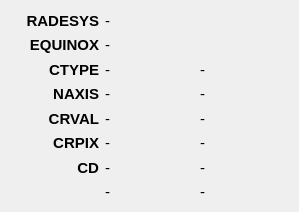
This is gui/CoordinatePanel.ui in kapadia/PinpointWCS as Qt 5 draws it before an edit. The edited form follows.
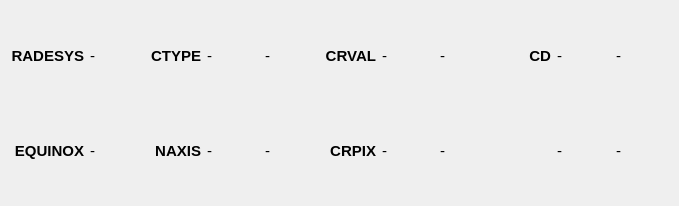
This is the edited form.

Commit message: Adjusted CoordinatePanel Designer file, and some related code.

Diff of the .ui file:
```diff
--- a/gui/CoordinatePanel.ui
+++ b/gui/CoordinatePanel.ui
@@ -6,8 +6,8 @@
    <rect>
     <x>0</x>
     <y>0</y>
-    <width>299</width>
-    <height>212</height>
+    <width>679</width>
+    <height>206</height>
    </rect>
   </property>
   <property name="font">
@@ -77,7 +77,37 @@
      </property>
     </widget>
    </item>
-   <item row="3" column="0">
+   <item row="0" column="2">
+    <widget class="QLabel" name="ctype">
+     <property name="font">
+      <font>
+       <weight>75</weight>
+       <bold>true</bold>
+      </font>
+     </property>
+     <property name="text">
+      <string>CTYPE</string>
+     </property>
+     <property name="alignment">
+      <set>Qt::AlignRight|Qt::AlignTrailing|Qt::AlignVCenter</set>
+     </property>
+    </widget>
+   </item>
+   <item row="0" column="3">
+    <widget class="QLabel" name="ctype1_input">
+     <property name="text">
+      <string>-</string>
+     </property>
+    </widget>
+   </item>
+   <item row="0" column="4">
+    <widget class="QLabel" name="ctype2_input">
+     <property name="text">
+      <string>-</string>
+     </property>
+    </widget>
+   </item>
+   <item row="1" column="2">
     <widget class="QLabel" name="naxis">
      <property name="font">
       <font>
@@ -93,14 +123,21 @@
      </property>
     </widget>
    </item>
-   <item row="3" column="1">
+   <item row="1" column="3">
     <widget class="QLabel" name="naxis1_input">
      <property name="text">
       <string>-</string>
      </property>
     </widget>
    </item>
-   <item row="4" column="0">
+   <item row="1" column="4">
+    <widget class="QLabel" name="naxis2_input">
+     <property name="text">
+      <string>-</string>
+     </property>
+    </widget>
+   </item>
+   <item row="0" column="5">
     <widget class="QLabel" name="crval">
      <property name="font">
       <font>
@@ -116,14 +153,21 @@
      </property>
     </widget>
    </item>
-   <item row="4" column="1">
+   <item row="0" column="6">
     <widget class="QLabel" name="crval1_input">
      <property name="text">
       <string>-</string>
      </property>
     </widget>
    </item>
-   <item row="5" column="0">
+   <item row="0" column="7">
+    <widget class="QLabel" name="crval2_input">
+     <property name="text">
+      <string>-</string>
+     </property>
+    </widget>
+   </item>
+   <item row="1" column="5">
     <widget class="QLabel" name="crpix">
      <property name="font">
       <font>
@@ -139,14 +183,21 @@
      </property>
     </widget>
    </item>
-   <item row="5" column="1">
+   <item row="1" column="6">
     <widget class="QLabel" name="crpix1_input">
      <property name="text">
       <string>-</string>
      </property>
     </widget>
    </item>
-   <item row="6" column="0">
+   <item row="1" column="7">
+    <widget class="QLabel" name="crpix2_input">
+     <property name="text">
+      <string>-</string>
+     </property>
+    </widget>
+   </item>
+   <item row="0" column="8">
     <widget class="QLabel" name="cd">
      <property name="font">
       <font>
@@ -162,85 +213,34 @@
      </property>
     </widget>
    </item>
-   <item row="6" column="1">
+   <item row="0" column="9">
     <widget class="QLabel" name="cd_11_input">
      <property name="text">
       <string>-</string>
      </property>
     </widget>
    </item>
-   <item row="7" column="1">
-    <widget class="QLabel" name="cd_21_input">
-     <property name="text">
-      <string>-</string>
-     </property>
-    </widget>
-   </item>
-   <item row="3" column="2">
-    <widget class="QLabel" name="naxis2_input">
-     <property name="text">
-      <string>-</string>
-     </property>
-    </widget>
-   </item>
-   <item row="4" column="2">
-    <widget class="QLabel" name="crval2_input">
-     <property name="text">
-      <string>-</string>
-     </property>
-    </widget>
-   </item>
-   <item row="5" column="2">
-    <widget class="QLabel" name="crpix2_input">
-     <property name="text">
-      <string>-</string>
-     </property>
-    </widget>
-   </item>
-   <item row="6" column="2">
+   <item row="0" column="10">
     <widget class="QLabel" name="cd_12_input">
      <property name="text">
       <string>-</string>
      </property>
     </widget>
    </item>
-   <item row="7" column="2">
+   <item row="1" column="9">
+    <widget class="QLabel" name="cd_21_input">
+     <property name="text">
+      <string>-</string>
+     </property>
+    </widget>
+   </item>
+   <item row="1" column="10">
     <widget class="QLabel" name="cd_22_input">
      <property name="text">
       <string>-</string>
      </property>
     </widget>
    </item>
-   <item row="2" column="0">
-    <widget class="QLabel" name="ctype">
-     <property name="font">
-      <font>
-       <weight>75</weight>
-       <bold>true</bold>
-      </font>
-     </property>
-     <property name="text">
-      <string>CTYPE</string>
-     </property>
-     <property name="alignment">
-      <set>Qt::AlignRight|Qt::AlignTrailing|Qt::AlignVCenter</set>
-     </property>
-    </widget>
-   </item>
-   <item row="2" column="1">
-    <widget class="QLabel" name="ctype1_input">
-     <property name="text">
-      <string>-</string>
-     </property>
-    </widget>
-   </item>
-   <item row="2" column="2">
-    <widget class="QLabel" name="ctype2_input">
-     <property name="text">
-      <string>-</string>
-     </property>
-    </widget>
-   </item>
   </layout>
  </widget>
  <resources/>
```
The commit also changes 4 other files.
